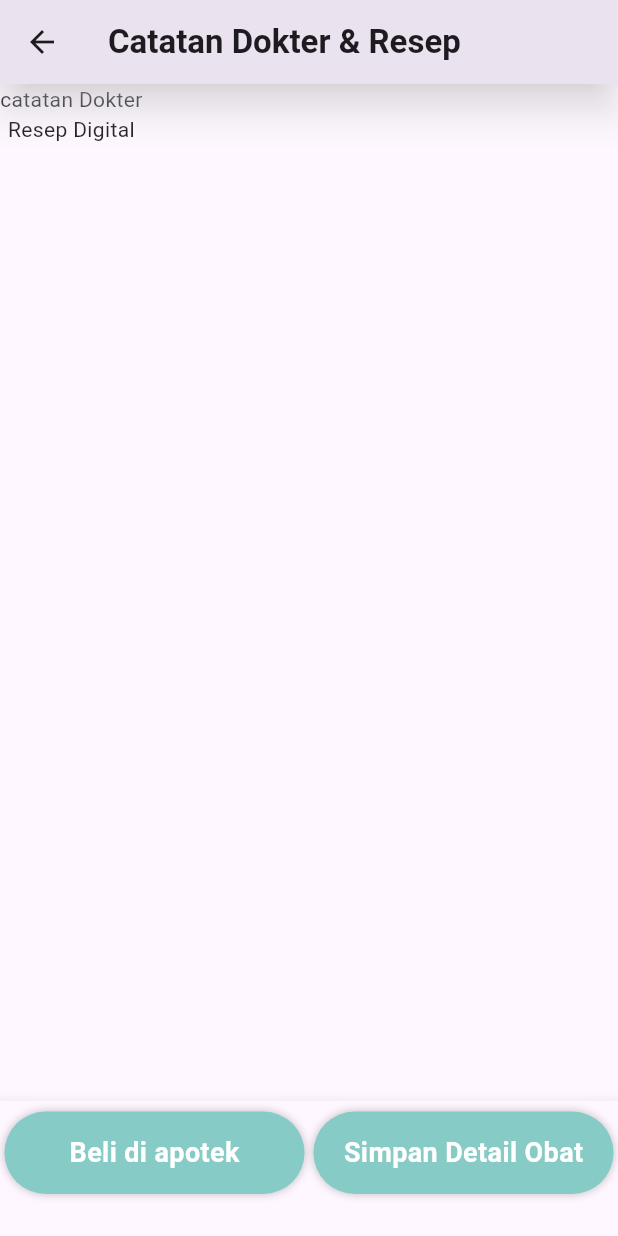
After one commit to shinshARK/medifast, a Flutter app: the catatan_dan_resep_dokter screen opened directly, on a phone screen of 412 x 824 dp. The commit adds this screen. Run offline on Flutter 3.47's test engine with Material 3 defaults, Android fonts, the phone set to English and light mode, and no system bars; our stand-ins replace flutter_feather_icons, google_fonts.

Commit message:
feat: add detail pertemuan, catatan & resep dokter

```diff
--- /dev/null
+++ b/lib/screens/catatan_dan_resep_dokter.dart
@@ -0,0 +1,86 @@
+import 'package:flutter/material.dart';
+
+
+// ignore: camel_case_types
+class catatan_dan_resep_dokter extends StatefulWidget {
+  const catatan_dan_resep_dokter({super.key});
+
+  @override
+  // ignore: library_private_types_in_public_api
+  _catatan_dan_resep_dokterState createState() => _catatan_dan_resep_dokterState();
+}
+
+var botton = ["Beli di apotek","Simpan Detail Obat"];
+
+// ignore: camel_case_types
+class _catatan_dan_resep_dokterState extends State<catatan_dan_resep_dokter> {
+  @override
+  Widget build(BuildContext context) {
+    return Scaffold(
+
+      appBar: AppBar(
+        title: const Text('Catatan Dokter & Resep',style: TextStyle(fontWeight: FontWeight.w700),),
+        elevation: 10,
+        shadowColor: Colors.white,
+
+      ),
+      // kalau mau nambahin const nya hapus aja
+      body: const Column(
+          children: [
+            Text("catatan Dokter"),
+            Text("Resep Digital")
+          ],
+      ),
+      bottomNavigationBar: _BottomNavigasiBar(context),
+    );
+  }
+
+  BottomNavigationBar _BottomNavigasiBar(BuildContext context) {
+    return BottomNavigationBar(
+      type: BottomNavigationBarType.fixed,
+      selectedItemColor: Colors.white,
+      unselectedItemColor: Colors.black,
+      showUnselectedLabels: true,
+      items: botton
+          .asMap()
+          .entries
+          .map((e) => BottomNavigationBarItem(
+                icon: GestureDetector(
+                  onTap: (){
+                    // if(e.key == 1){
+
+                    // }
+                  },
+                  child: Container(
+                    width: 200,
+                    height: 55,
+                    alignment: Alignment.center,
+                    decoration: BoxDecoration(
+                      color:  const Color.fromARGB(255, 135, 203, 198),
+
+                      borderRadius: BorderRadius.circular(30),
+                      boxShadow:  [
+                              BoxShadow(
+                                color: Colors.black.withOpacity(0.25),
+                                blurRadius: 4.9,
+                                offset: const Offset(0, 0),
+                              ),
+                            ]
+
+                    ),
+                    child: Text(botton[e.key],style: const TextStyle(
+                      color: Colors.white,
+                      fontSize: 18,
+                      fontWeight: FontWeight.bold
+                    ),),
+                  ),
+                ),
+                label: '',
+              ))
+          .toList(),
+
+
+    );
+  }
+
+}
--- a/lib/screens/detail_pertemuan.dart
+++ b/lib/screens/detail_pertemuan.dart
@@ -1,7 +1,4 @@
 import 'package:flutter/material.dart';
-
-
-
 
 
 // ignore: camel_case_types
```
Also changed, not shown: lib/screens/riwayatTransaksi.dart (+154 -69 lines).
